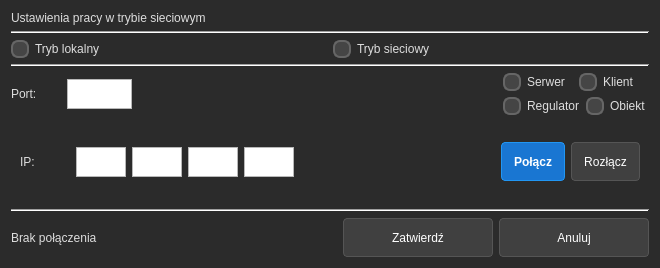
Old version of the form ui/ustawieniasieci.ui in the repository KacperSkowronski33/SKPROJEKT.
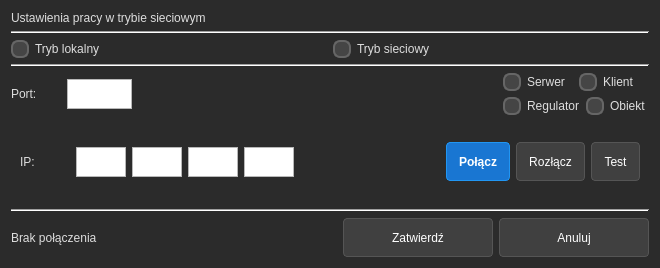
New version of the form.

Patch:
```diff
--- a/ui/ustawieniasieci.ui
+++ b/ui/ustawieniasieci.ui
@@ -380,6 +380,13 @@
             </property>
            </widget>
           </item>
+          <item>
+           <widget class="QPushButton" name="btnTest">
+            <property name="text">
+             <string>Test</string>
+            </property>
+           </widget>
+          </item>
          </layout>
         </item>
        </layout>
```
Left out of the diff: 12 changed lines with no effect on the pictures.
